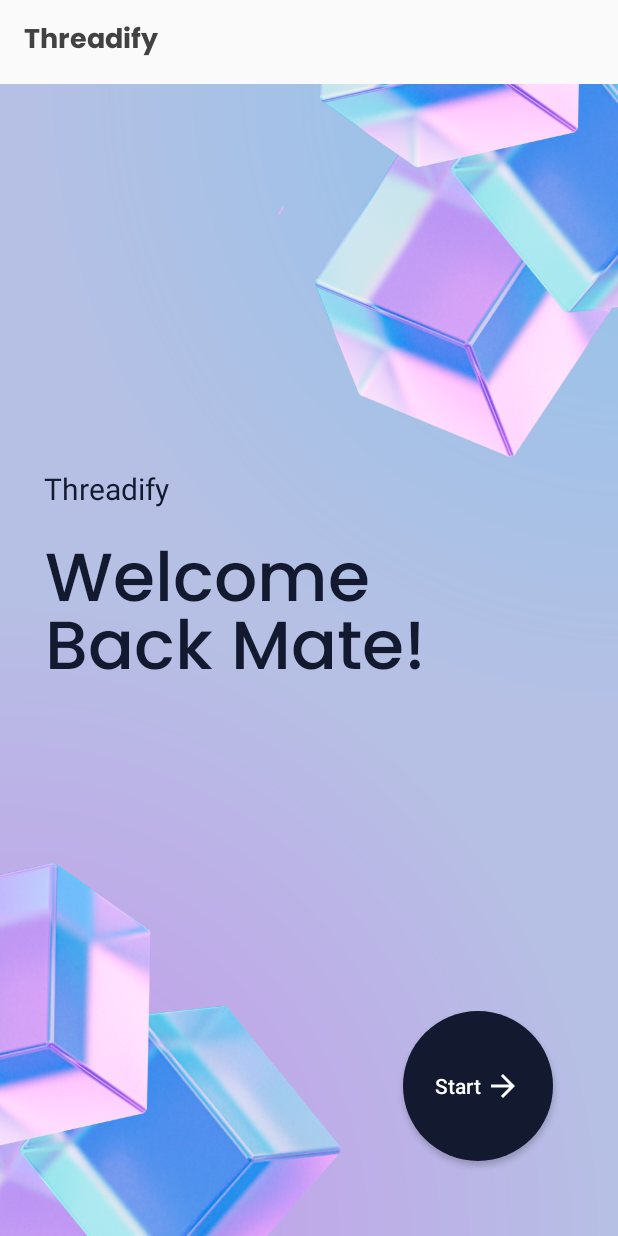
After one commit to Madrigal-Carl/Threadify, an Android app: the WelcomeBackActivity screen opened directly, with no data from a screen before it, on a phone screen of 412 x 824 dp. The commit adds this screen. Run offline under Robolectric (Android 15) with nearby library versions, the phone set to English and light mode, and no system bars; 1 statement that could not run was skipped.

Commit message:
designing WelcomeBackActivity

```diff
--- a/app/src/main/AndroidManifest.xml
+++ b/app/src/main/AndroidManifest.xml
@@ -12,6 +12,13 @@
         android:supportsRtl="true"
         android:theme="@style/Theme.Threadify"
         tools:targetApi="31">
+        <activity
+            android:name=".WelcomeBackActivity"
+            android:exported="false">
+            <meta-data
+                android:name="android.app.lib_name"
+                android:value="" />
+        </activity>
         <activity
             android:name=".aboutActivity"
             android:exported="false">
--- /dev/null
+++ b/app/src/main/java/org/mobileapplicationdevelopment/threed/threadify/WelcomeBackActivity.java
@@ -0,0 +1,14 @@
+package org.mobileapplicationdevelopment.threed.threadify;
+
+import androidx.appcompat.app.AppCompatActivity;
+
+import android.os.Bundle;
+
+public class WelcomeBackActivity extends AppCompatActivity {
+
+    @Override
+    protected void onCreate(Bundle savedInstanceState) {
+        super.onCreate(savedInstanceState);
+        setContentView(R.layout.activity_welcome_back);
+    }
+}
--- /dev/null
+++ b/app/src/main/res/drawable/ic_baseline_arrow_forward_24.xml
@@ -0,0 +1,5 @@
+<vector android:autoMirrored="true" android:height="24dp"
+    android:tint="#FFFFFF" android:viewportHeight="24"
+    android:viewportWidth="24" android:width="24dp" xmlns:android="http://schemas.android.com/apk/res/android">
+    <path android:fillColor="@android:color/white" android:pathData="M12,4l-1.41,1.41L16.17,11H4v2h12.17l-5.58,5.59L12,20l8,-8z"/>
+</vector>
--- /dev/null
+++ b/app/src/main/res/drawable/startbtn.xml
@@ -0,0 +1,8 @@
+<?xml version="1.0" encoding="utf-8"?>
+<shape xmlns:android="http://schemas.android.com/apk/res/android"
+    android:shape="rectangle">
+
+    <solid android:color="@color/darkbtn"/>
+    <corners android:radius="300dp"/>
+
+</shape>
--- /dev/null
+++ b/app/src/main/res/font/poppins_medium.xml
@@ -0,0 +1,7 @@
+<?xml version="1.0" encoding="utf-8"?>
+<font-family xmlns:app="http://schemas.android.com/apk/res-auto"
+        app:fontProviderAuthority="com.google.android.gms.fonts"
+        app:fontProviderPackage="com.google.android.gms"
+        app:fontProviderQuery="name=Poppins&amp;weight=500"
+        app:fontProviderCerts="@array/com_google_android_gms_fonts_certs">
+</font-family>
--- /dev/null
+++ b/app/src/main/res/layout/activity_welcome_back.xml
@@ -0,0 +1,59 @@
+<?xml version="1.0" encoding="utf-8"?>
+<androidx.constraintlayout.widget.ConstraintLayout xmlns:android="http://schemas.android.com/apk/res/android"
+    xmlns:app="http://schemas.android.com/apk/res-auto"
+    xmlns:tools="http://schemas.android.com/tools"
+    android:layout_width="match_parent"
+    android:layout_height="match_parent"
+    android:background="@drawable/welcomeback"
+    tools:context=".WelcomeBackActivity">
+
+
+    <TextView
+        android:id="@+id/textView5"
+        android:layout_width="wrap_content"
+        android:layout_height="wrap_content"
+        android:layout_marginTop="256dp"
+        android:text="Threadify"
+        android:textColor="@color/darkbtn"
+        android:textSize="20dp"
+        app:layout_constraintEnd_toEndOf="parent"
+        app:layout_constraintHorizontal_bias="0.089"
+        app:layout_constraintStart_toStartOf="parent"
+        app:layout_constraintTop_toTopOf="parent" />
+
+    <TextView
+        android:id="@+id/textView6"
+        android:layout_width="260dp"
+        android:layout_height="wrap_content"
+        android:layout_marginTop="12dp"
+        android:fontFamily="@font/poppins_medium"
+        android:lineHeight="50dp"
+        android:text="Welcome Back Mate!"
+        android:textColor="@color/darkbtn"
+        android:textSize="45dp"
+        app:layout_constraintEnd_toEndOf="parent"
+        app:layout_constraintHorizontal_bias="0.198"
+        app:layout_constraintStart_toStartOf="parent"
+        app:layout_constraintTop_toBottomOf="@+id/textView5" />
+
+    <Button
+        android:id="@+id/startBtn"
+        android:layout_width="100dp"
+        android:layout_height="100dp"
+        android:background="@drawable/startbtn"
+        android:drawableRight="@drawable/ic_baseline_arrow_forward_24"
+        android:elevation="200dp"
+        android:gravity="start|center_vertical"
+        android:paddingHorizontal="21dp"
+        android:text="Start"
+        android:textAllCaps="false"
+        android:textColor="@color/white"
+        app:layout_constraintBottom_toBottomOf="parent"
+        app:layout_constraintEnd_toEndOf="parent"
+        app:layout_constraintHorizontal_bias="0.861"
+        app:layout_constraintStart_toStartOf="parent"
+        app:layout_constraintTop_toBottomOf="@+id/textView6"
+        app:layout_constraintVertical_bias="0.801" />
+
+
+</androidx.constraintlayout.widget.ConstraintLayout>
--- a/app/src/main/res/values/colors.xml
+++ b/app/src/main/res/values/colors.xml
@@ -13,5 +13,6 @@
     <color name="buttonColor">#3243e0</color>
     <color name="link_color">#34cafb</color>
     <color name="background_color">#EAEFF3</color>
+    <color name="darkbtn">#131a30</color>
     <color name="text_color_dark">#424242</color>
 </resources>
--- a/app/src/main/res/values/preloaded_fonts.xml
+++ b/app/src/main/res/values/preloaded_fonts.xml
@@ -4,6 +4,7 @@
         <item>@font/poppins</item>
         <item>@font/poppins_bold_italic</item>
         <item>@font/poppins_italic</item>
+        <item>@font/poppins_medium</item>
         <item>@font/poppins_semibold</item>
         <item>@font/poppins_semibold_italic</item>
         <item>@font/poppins_thin</item>
```
Also changed, not shown: app/src/main/res/drawable/welcomeback.png (added).
